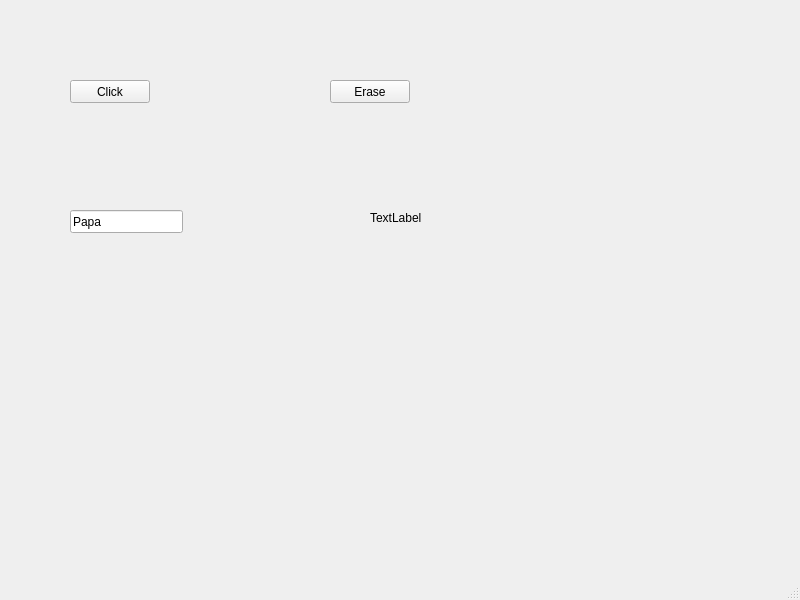
Before: the Qt Designer form interface.ui in Logan6313/Autonom_drone, drawn with Qt 5.
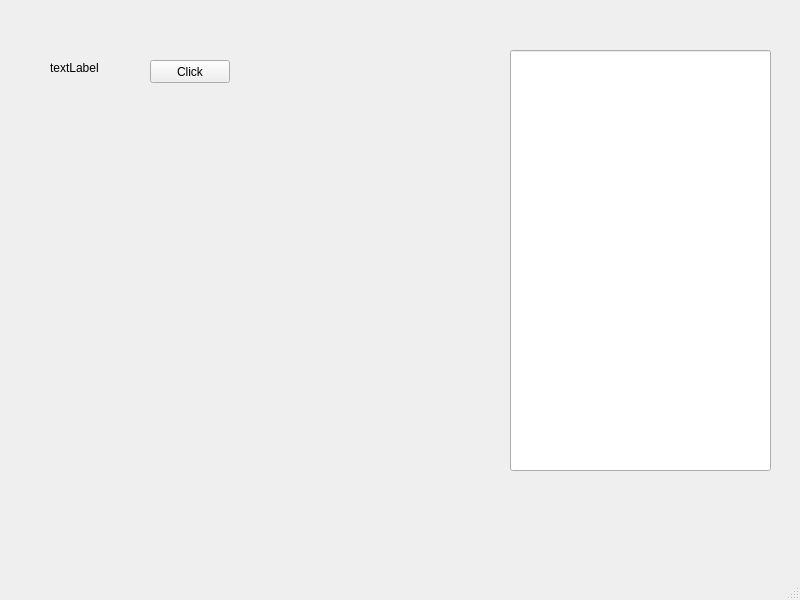
After: the same form once the commit is applied.

Commit message: Manage socket

```diff
--- a/interface.ui
+++ b/interface.ui
@@ -17,21 +17,21 @@
    <widget class="QLineEdit" name="lineEdit">
     <property name="geometry">
      <rect>
-      <x>70</x>
-      <y>210</y>
-      <width>113</width>
-      <height>23</height>
+      <x>510</x>
+      <y>50</y>
+      <width>261</width>
+      <height>421</height>
      </rect>
     </property>
     <property name="text">
-     <string>Papa</string>
+     <string/>
     </property>
    </widget>
    <widget class="QPushButton" name="pushButton">
     <property name="geometry">
      <rect>
-      <x>70</x>
-      <y>80</y>
+      <x>150</x>
+      <y>60</y>
       <width>80</width>
       <height>23</height>
      </rect>
@@ -40,30 +40,17 @@
      <string>Click</string>
     </property>
    </widget>
-   <widget class="QPushButton" name="pushButton_2">
-    <property name="geometry">
-     <rect>
-      <x>330</x>
-      <y>80</y>
-      <width>80</width>
-      <height>23</height>
-     </rect>
-    </property>
-    <property name="text">
-     <string>Erase</string>
-    </property>
-   </widget>
    <widget class="QLabel" name="label">
     <property name="geometry">
      <rect>
-      <x>370</x>
-      <y>210</y>
+      <x>50</x>
+      <y>60</y>
       <width>59</width>
       <height>15</height>
      </rect>
     </property>
     <property name="text">
-     <string>TextLabel</string>
+     <string>textLabel</string>
     </property>
    </widget>
   </widget>
```
The commit also changes 2 other files.
